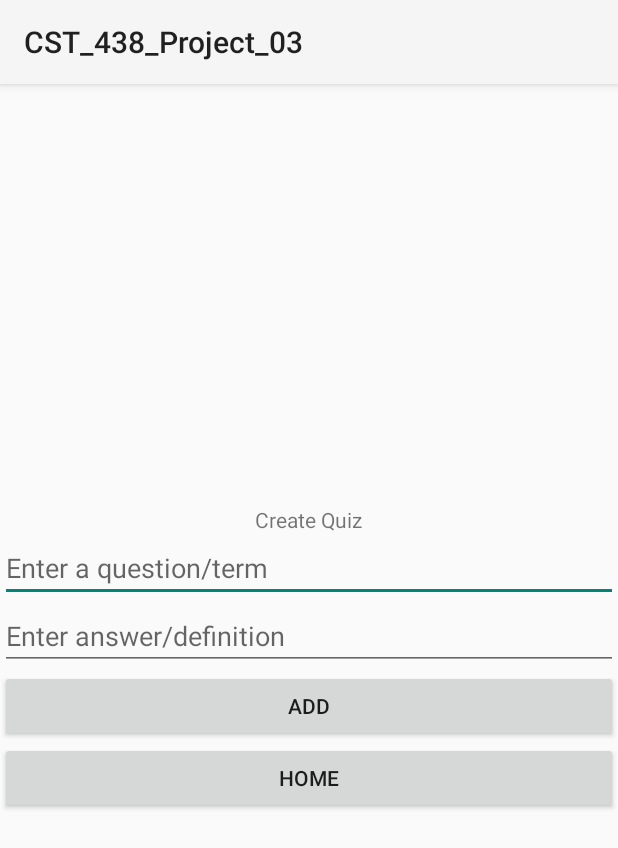
After one commit to danielreyes2873/CST_438_Project_03, an Android app: the QandA screen opened directly, with no data from a screen before it, on a phone screen of 412 x 824 dp. The commit adds this screen. Shown: the top 848 px of the screen. Run offline under Robolectric (Android 15) with nearby library versions, the phone set to English and light mode, and no system bars.

Commit message:
Create a new quiz, and add term/def (need to work on saving inputs to database)

```diff
--- a/frontend/app/src/main/AndroidManifest.xml
+++ b/frontend/app/src/main/AndroidManifest.xml
@@ -37,6 +37,8 @@
         </activity>
         <activity android:name=".CreateAcc" />
         <activity android:name=".Login" />
+        <activity android:name=".CreateQuiz" />
+        <activity android:name=".QandA" />
 
     </application>
 
--- /dev/null
+++ b/frontend/app/src/main/java/com/example/cst_438_project_03/QandA.java
@@ -0,0 +1,40 @@
+package com.example.cst_438_project_03;
+
+import android.content.Intent;
+import android.os.Bundle;
+import android.view.View;
+import android.widget.Button;
+import android.widget.EditText;
+import androidx.appcompat.app.AppCompatActivity;
+
+public class QandA extends AppCompatActivity{
+    EditText question;
+    EditText answer;
+    Button add;
+    Button home;
+
+    @Override
+    protected void onCreate(Bundle savedInstanceState) {
+        super.onCreate(savedInstanceState);
+        setContentView(R.layout.activity_qa);
+        question = findViewById(R.id.question);
+        answer = findViewById(R.id.answer);
+        add = findViewById(R.id.add);
+        home = findViewById(R.id.home);
+
+        add.setOnClickListener(new View.OnClickListener() {
+            @Override
+            public void onClick(View view) {
+                //save to question and and answer database
+            }
+        });
+
+        home.setOnClickListener(new View.OnClickListener() {
+            @Override
+            public void onClick(View view) {
+                Intent intent = new Intent(QandA.this, TempPageActivity.class);
+                startActivity(intent);
+            }
+        });
+    }
+}
--- /dev/null
+++ b/frontend/app/src/main/res/layout/activity_qa.xml
@@ -0,0 +1,47 @@
+<?xml version="1.0" encoding="utf-8"?>
+<LinearLayout xmlns:android="http://schemas.android.com/apk/res/android"
+    xmlns:app="http://schemas.android.com/apk/res-auto"
+    xmlns:tools="http://schemas.android.com/tools"
+    android:layout_width="match_parent"
+    android:layout_height="match_parent"
+    android:orientation="vertical"
+    android:gravity="center"
+    tools:context=".MainActivity">
+
+    <TextView
+        android:layout_width="wrap_content"
+        android:layout_height="wrap_content"
+        android:text="Create Quiz"
+        app:layout_constraintBottom_toBottomOf="parent"
+        app:layout_constraintLeft_toLeftOf="parent"
+        app:layout_constraintRight_toRightOf="parent"
+        app:layout_constraintTop_toTopOf="parent" />
+
+    <EditText
+        android:id="@+id/question"
+        android:layout_width="match_parent"
+        android:layout_height="wrap_content"
+        android:hint="@string/add_question"/>
+
+    <EditText
+        android:id="@+id/answer"
+        android:layout_width="match_parent"
+        android:layout_height="wrap_content"
+        android:hint="@string/add_answer" />
+
+    <Button
+        android:id="@+id/add"
+        android:layout_width="match_parent"
+        android:layout_height="wrap_content"
+        android:text="@string/btn_add"/>
+
+    <Button
+        android:id="@+id/home"
+        android:layout_width="match_parent"
+        android:layout_height="wrap_content"
+        android:text="@string/home"/>
+
+
+
+
+</LinearLayout>
--- a/frontend/app/src/main/res/values/strings.xml
+++ b/frontend/app/src/main/res/values/strings.xml
@@ -4,5 +4,10 @@
     <string name="enter_password">Enter password</string>
     <string name="create_account"> Sign Up</string>
     <string name="btn_login"> Login </string>
-
+    <string name="add_question"> Enter a question/term </string>
+    <string name="add_answer"> Enter answer/definition </string>
+    <string name="btn_add"> Add </string>
+    <string name="name" > Enter quiz name </string>
+    <string name="desc"> Enter description </string>
+    <string name="home"> Home </string>
 </resources>
```
Also changed, not shown: frontend/app/src/main/java/com/example/cst_438_project_03/CreateQuiz.java (added, +36 -0 lines), frontend/app/src/main/java/com/example/cst_438_project_03/TempPageActivity.java (+10 -0 lines), frontend/app/src/main/res/layout/activity_quiz.xml (added, +38 -0 lines), frontend/app/src/main/res/layout/activity_temp_page.xml (+11 -0 lines).
